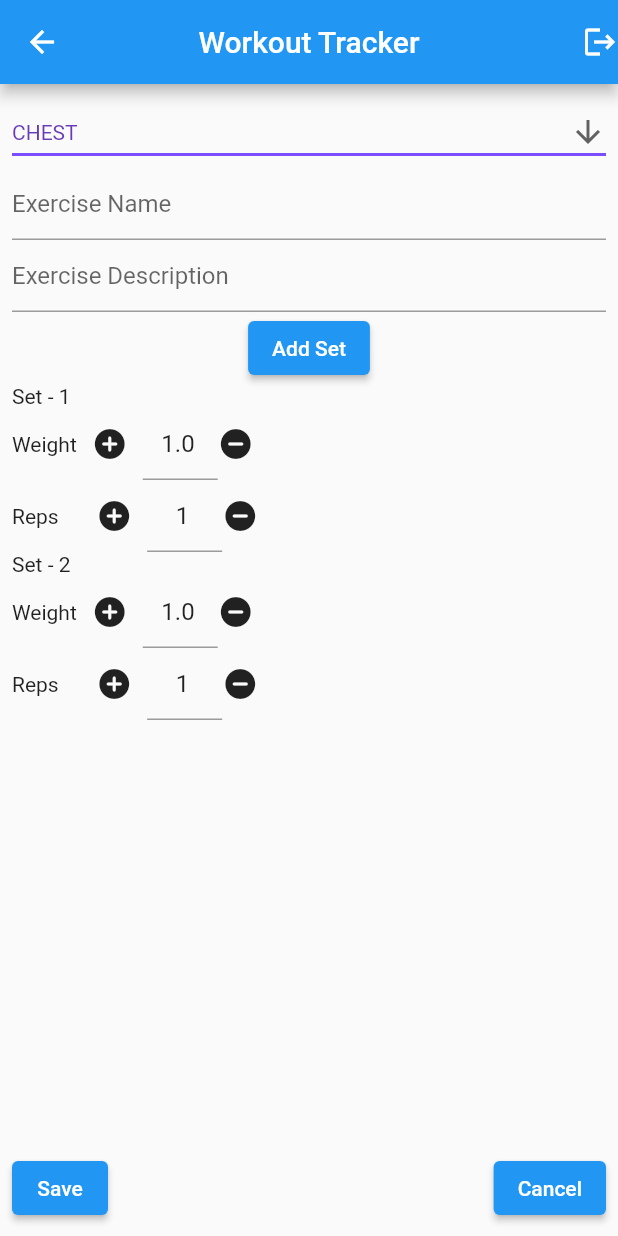
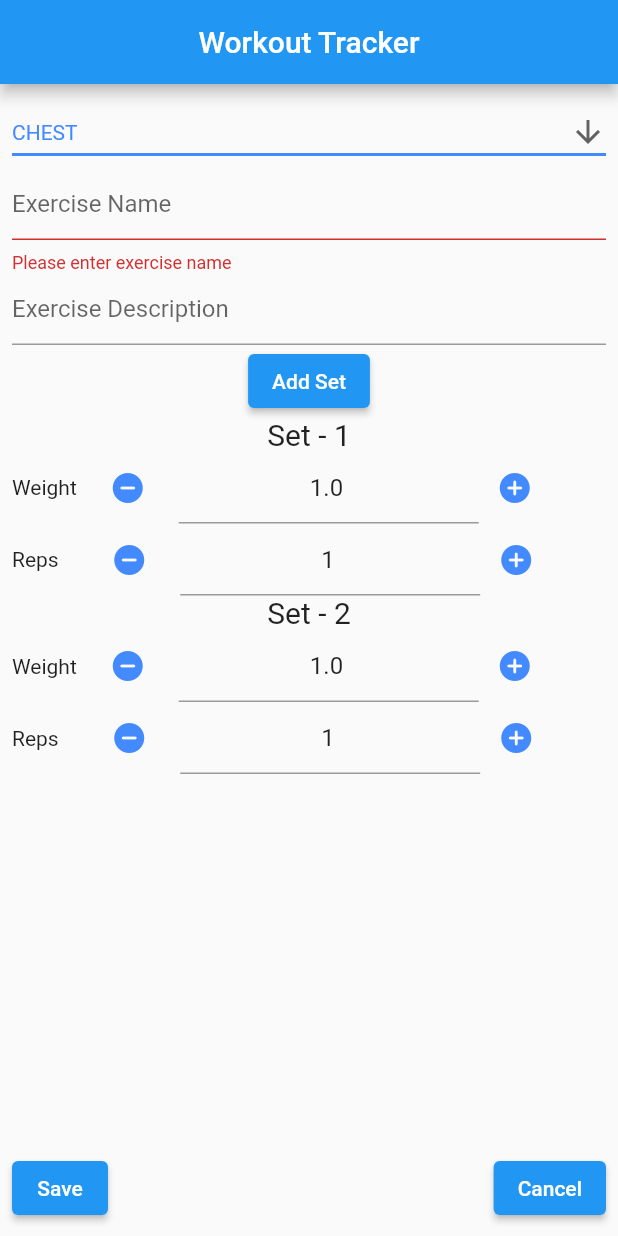
Before and after one commit to himnsuk/Workout-Tracker, a Flutter app: the CreateExercise screen opened directly with empty values, after a tap on "Add Set", after a tap on "Save", on a phone screen of 412 x 824 dp. Run offline on Flutter 3.47's test engine with Material 2 defaults, Android fonts, the phone set to English and light mode, and no system bars; our stand-ins replace firebase_auth, firebase_core, go_router, google_sign_in, sqflite; accounts and stored records are empty; statements that could not run were skipped.

Commit message:
completed adding exercise page, auto-refresh of workout and exercise after adding and deleting

```diff
--- a/lib/components/create_exercise_popup.dart
+++ b/lib/components/create_exercise_popup.dart
@@ -72,7 +72,8 @@ class _CreateExercisePopupState extends State<CreateExercisePopup> {
             decoration:
                 const InputDecoration(hintText: "Excercise Description"),
           ),
-          ElevatedButton(onPressed: widget.addNewSet, child: Text("Add Set")),
+          ElevatedButton(
+              onPressed: widget.addNewSet, child: const Text("Add Set")),
           for (int i = 0; i < widget.setRepWeightFormController.length; i++)
             Column(
               children: [
--- a/lib/main.dart
+++ b/lib/main.dart
@@ -29,6 +29,7 @@ class WorkoutTracker extends StatelessWidget {
     routes: [
       GoRoute(
         path: '/',
+        name: 'home',
         builder: (context, state) => const HomePage(),
         // builder: (context, state) => const TestListView(),
         // builder: (context, state) => const AuthPage(),
--- a/lib/pages/create_exercise.dart
+++ b/lib/pages/create_exercise.dart
@@ -4,6 +4,7 @@ import 'package:provider/provider.dart';
 
 import '../model/exercise.dart';
 import '../model/set_rep_weight_form_controller.dart';
+import '../model/workout.dart';
 import '../state/workout_tracker_state.dart';
 
 class CreateExercise extends StatefulWidget {
@@ -30,6 +31,8 @@ class _CreateExerciseState extends State<CreateExercise> {
   ];
   late int intWorkoutId = int.parse(widget.workoutId.toString());
   late var pState = Provider.of<WorkoutTrackerState>(context, listen: false);
+  late Workout workout = pState.workoutList
+      .firstWhere((element) => element.workoutId == intWorkoutId);
   late List<String> bodyPartList = pState.bodyPartList;
   // final int _selectedIndex = 0;
 
@@ -50,8 +53,13 @@ class _CreateExerciseState extends State<CreateExercise> {
 
   // save
   void save() {
+    if (_formKey.currentState!.validate()) {
+      double totalWeightLifted = workout.totalWeightLifted;
       List<Exercise> exerciseList = [];
       for (var i = 0; i < setRepWeights.length; i++) {
+        double doubleWeight = double.parse(setRepWeights[i].weight.text);
+        int repsPerform = int.parse(setRepWeights[i].rep.text);
+        totalWeightLifted += doubleWeight * repsPerform;
         exerciseList.add(Exercise(
           exerciseId: 1,
           workoutId: intWorkoutId,
@@ -61,16 +69,50 @@ class _CreateExerciseState extends State<CreateExercise> {
           exerciseDescription: newExerciseDescriptionController.text,
           status: "created",
           setNumber: i + 1,
-        weight: double.parse(setRepWeights[i].weight.text),
-        reps: int.parse(setRepWeights[i].rep.text),
+          weight: doubleWeight,
+          reps: repsPerform,
           createdAt: DateTime.now(),
           updatedAt: DateTime.now(),
         ));
       }
-    pState.addNewExercises(intWorkoutId, exerciseList);
-    GoRouter.of(context).pop();
+      pState.addNewExercises(intWorkoutId, exerciseList, totalWeightLifted);
+      GoRouter.of(context).goNamed(
+        "exercise",
+        pathParameters: {"workoutId": "$intWorkoutId"},
+      );
       // Navigator.pop(context);
       clearControls();
+    }
+  }
+
+  // Update Weight
+  void updateWeight(String updateType, TextEditingController ctrlWeight) {
+    double weight = double.parse(ctrlWeight.text);
+    setState(() {
+      if (updateType == 'increase') {
+        if (weight == 1.0) {
+          weight += 1.5;
+        } else {
+          weight += 2.5;
+        }
+      } else if (weight > 2.5) {
+        weight -= 2.5;
+      }
+      ctrlWeight.text = weight.toString();
+    });
+  }
+
+  // Update Reps
+  void updateReps(String updateType, TextEditingController ctrlReps) {
+    int reps = int.parse(ctrlReps.text);
+    setState(() {
+      if (updateType == 'increase') {
+        reps += 1;
+      } else if (reps > 1) {
+        reps -= 1;
+      }
+      ctrlReps.text = reps.toString();
+    });
   }
 
   // cancel
@@ -87,22 +129,25 @@ class _CreateExerciseState extends State<CreateExercise> {
     setRepWeights.clear();
   }
 
+  final _formKey = GlobalKey<FormState>();
+
   @override
   Widget build(BuildContext context) {
     return Consumer<WorkoutTrackerState>(
       builder: (builder, value, child) => Scaffold(
         resizeToAvoidBottomInset: false,
         appBar: AppBar(
+          automaticallyImplyLeading: false,
           centerTitle: true,
           title: const Text(
             "Workout Tracker",
             textAlign: TextAlign.center,
           ),
-            actions: const [
-              Icon(Icons.logout),
-            ]),
+        ),
         body: Padding(
           padding: const EdgeInsets.all(8.0),
+          child: Form(
+            key: _formKey,
             child: Column(mainAxisSize: MainAxisSize.min, children: [
               // Body Part
               DropdownButton<String>(
@@ -110,10 +155,10 @@ class _CreateExerciseState extends State<CreateExercise> {
                 value: newExerciseBodyPartController.text,
                 icon: const Icon(Icons.arrow_downward),
                 elevation: 16,
-              style: const TextStyle(color: Colors.deepPurple),
+                style: const TextStyle(color: Colors.blueAccent),
                 underline: Container(
                   height: 2,
-                color: Colors.deepPurpleAccent,
+                  color: Colors.blueAccent,
                 ),
                 onChanged: (String? value) {
                   // This is called when the user selects an item.
@@ -121,7 +166,8 @@ class _CreateExerciseState extends State<CreateExercise> {
                     newExerciseBodyPartController.text = value!;
                   });
                 },
-              items: bodyPartList.map<DropdownMenuItem<String>>((String value) {
+                items:
+                    bodyPartList.map<DropdownMenuItem<String>>((String value) {
                   return DropdownMenuItem<String>(
                     value: value,
                     child: Text(value),
@@ -129,19 +175,26 @@ class _CreateExerciseState extends State<CreateExercise> {
                 }).toList(),
               ),
               // Exercise name
-            TextField(
+              TextFormField(
                 controller: newExerciseNameController,
                 decoration: const InputDecoration(hintText: "Exercise Name"),
+                validator: (value) {
+                  if (value == null || value.isEmpty) {
+                    return 'Please enter exercise name';
+                  }
+                  return null;
+                },
               ),
 
               // Exercise Description
 
-            TextField(
+              TextFormField(
                 controller: newExerciseDescriptionController,
                 decoration:
                     const InputDecoration(hintText: "Exercise Description"),
               ),
-            ElevatedButton(onPressed: addNewSet, child: const Text("Add Set")),
+              ElevatedButton(
+                  onPressed: addNewSet, child: const Text("Add Set")),
               Expanded(
                 child: ListView.builder(
                     itemCount: setRepWeights.length,
@@ -149,7 +202,13 @@ class _CreateExerciseState extends State<CreateExercise> {
                       return Column(
                         children: [
                           Row(
-                          children: [Text("Set - ${index + 1}")],
+                            mainAxisAlignment: MainAxisAlignment.center,
+                            children: [
+                              Text(
+                                "Set - ${index + 1}",
+                                style: const TextStyle(fontSize: 20),
+                              ),
+                            ],
                           ),
                           Row(
                             children: [
@@ -157,44 +216,83 @@ class _CreateExerciseState extends State<CreateExercise> {
                               const SizedBox(
                                 width: 10,
                               ),
-                            const Icon(Icons.add_circle_rounded),
+                              IconButton(
+                                icon: const Icon(
+                                  Icons.remove_circle_rounded,
+                                  color: Colors.blueAccent,
+                                ),
+                                onPressed: () => updateWeight(
+                                    "decrease", setRepWeights[index].weight),
+                              ),
                               const SizedBox(
                                 width: 10,
                               ),
                               SizedBox(
-                              width: 50,
-                              child: TextField(
+                                width: 200,
+                                child: TextFormField(
                                   textAlign: TextAlign.center,
                                   controller: setRepWeights[index].weight,
                                   keyboardType: TextInputType.number,
                                   decoration:
                                       const InputDecoration(hintText: "1.0"),
+                                  validator: (value) {
+                                    if (value == null ||
+                                        value.isEmpty ||
+                                        double.parse(value) == 0.0 ||
+                                        double.parse(value) == 0) {
+                                      return 'Please enter valid weight';
+                                    }
+                                    return null;
+                                  },
                                 ),
                               ),
-                            const Icon(Icons.remove_circle_rounded)
+                              IconButton(
+                                icon: const Icon(Icons.add_circle_rounded,
+                                    color: Colors.blueAccent),
+                                onPressed: () => updateWeight(
+                                    "increase", setRepWeights[index].weight),
+                              )
                             ],
                           ),
                           Row(
                             children: [
                               const Text("Reps"),
                               const SizedBox(
-                              width: 25,
+                                width: 23,
                               ),
-                            const Icon(Icons.add_circle_rounded),
+                              IconButton(
+                                onPressed: () => updateReps(
+                                    "decrease", setRepWeights[index].rep),
+                                icon: const Icon(Icons.remove_circle_rounded,
+                                    color: Colors.blueAccent),
+                              ),
                               const SizedBox(
                                 width: 10,
                               ),
                               SizedBox(
-                              width: 50,
-                              child: TextField(
+                                width: 200,
+                                child: TextFormField(
                                   textAlign: TextAlign.center,
                                   controller: setRepWeights[index].rep,
                                   keyboardType: TextInputType.number,
                                   decoration:
                                       const InputDecoration(hintText: "1"),
+                                  validator: (value) {
+                                    if (value == null ||
+                                        value.isEmpty ||
+                                        int.parse(value) == 0) {
+                                      return 'Please enter valid weight';
+                                    }
+                                    return null;
+                                  },
                                 ),
                               ),
-                            const Icon(Icons.remove_circle_rounded)
+                              IconButton(
+                                onPressed: () => updateReps(
+                                    "increase", setRepWeights[index].rep),
+                                icon: const Icon(Icons.add_circle_rounded,
+                                    color: Colors.blueAccent),
+                              ),
                             ],
                           ),
                         ],
@@ -219,6 +317,7 @@ class _CreateExerciseState extends State<CreateExercise> {
             ]),
           ),
         ),
+      ),
     );
   }
 }
--- a/pubspec.yaml
+++ b/pubspec.yaml
@@ -19,6 +19,7 @@ dependencies:
   sqflite: ^2.3.0
   flutter_speed_dial: ^7.0.0
   path: ^1.8.3
+  intl: any
 
 
 dev_dependencies:
```
Also changed, not shown: lib/components/exercise_detail_tile.dart (+32 -69 lines), lib/components/workout_tile.dart (+4 -4 lines), lib/database/workout_tracker_db.dart (+75 -9 lines), lib/pages/exercise_view.dart (+16 -3 lines), lib/pages/home_page.dart (+12 -2 lines), lib/state/workout_tracker_state.dart (+21 -8 lines), lib/pages/history_page.dart (added), pubspec.lock. Lines whose indentation alone changed are shown as unchanged.
